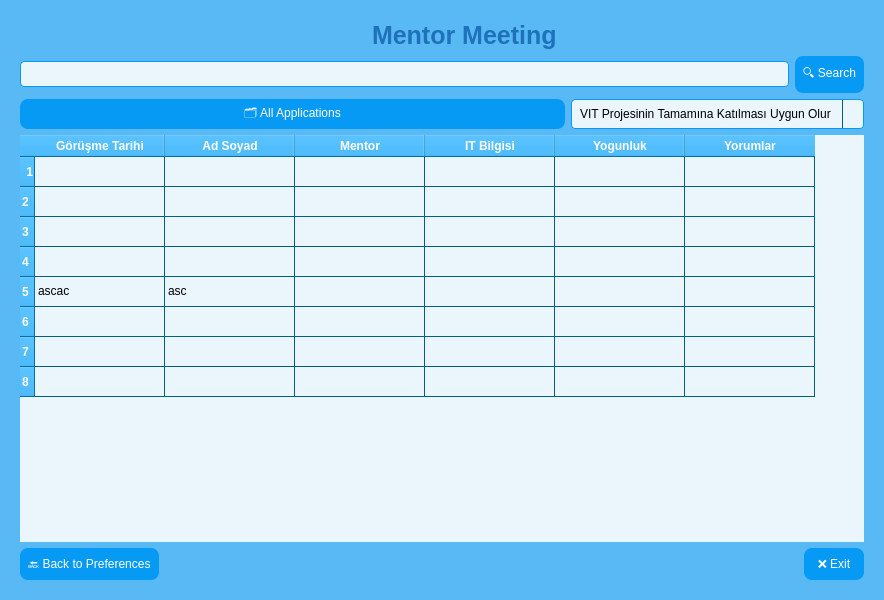
KursaDSc/Python-Module-Week7, file ui/mentor.ui: the form before one commit.
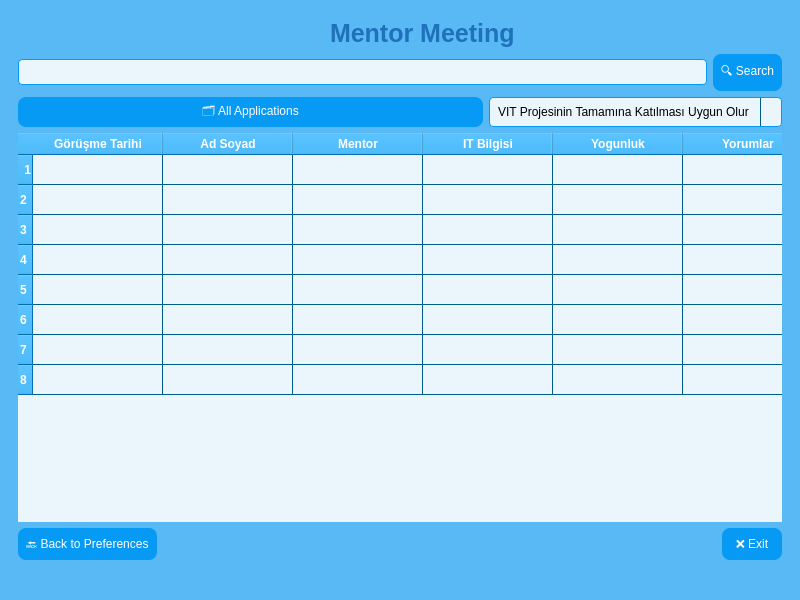
The form after the commit. Icons and pictures are not drawn.

Patch:
```diff
--- a/ui/mentor.ui
+++ b/ui/mentor.ui
@@ -1,45 +1,22 @@
 <?xml version="1.0" encoding="UTF-8"?>
 <ui version="4.0">
- <class>fr_mentor</class>
- <widget class="QWidget" name="fr_mentor">
-  <property name="windowModality">
-   <enum>Qt::NonModal</enum>
-  </property>
+ <class>MainWindow</class>
+ <widget class="QMainWindow" name="MainWindow">
   <property name="geometry">
    <rect>
     <x>0</x>
     <y>0</y>
-    <width>884</width>
+    <width>800</width>
     <height>600</height>
    </rect>
   </property>
-  <property name="sizePolicy">
-   <sizepolicy hsizetype="Fixed" vsizetype="Fixed">
-    <horstretch>0</horstretch>
-    <verstretch>0</verstretch>
-   </sizepolicy>
-  </property>
-  <property name="minimumSize">
-   <size>
-    <width>840</width>
-    <height>600</height>
-   </size>
-  </property>
-  <property name="maximumSize">
-   <size>
-    <width>950</width>
-    <height>750</height>
-   </size>
-  </property>
   <property name="windowTitle">
-   <string>Mentor Interview</string>
-  </property>
-  <property name="autoFillBackground">
-   <bool>false</bool>
+   <string>MainWindow</string>
   </property>
   <property name="styleSheet">
    <string notr="true">background-color: rgb(88, 185, 245);</string>
   </property>
+  <widget class="QWidget" name="centralwidget">
   <layout class="QVBoxLayout" name="verticalLayout">
    <item>
     <widget class="QFrame" name="frame_2">
@@ -388,12 +365,12 @@
         </column>
         <item row="4" column="0">
          <property name="text">
-          <string>ascac</string>
+           <string/>
          </property>
         </item>
         <item row="4" column="1">
          <property name="text">
-          <string>asc</string>
+           <string/>
          </property>
         </item>
        </widget>
@@ -477,6 +454,18 @@
     </widget>
    </item>
   </layout>
+  </widget>
+  <widget class="QMenuBar" name="menubar">
+   <property name="geometry">
+    <rect>
+     <x>0</x>
+     <y>0</y>
+     <width>800</width>
+     <height>22</height>
+    </rect>
+   </property>
+  </widget>
+  <widget class="QStatusBar" name="statusbar"/>
  </widget>
  <resources/>
  <connections/>
```
Left out of the diff: 2 changed lines with no effect on the pictures. Lines whose indentation alone changed are shown as unchanged.
